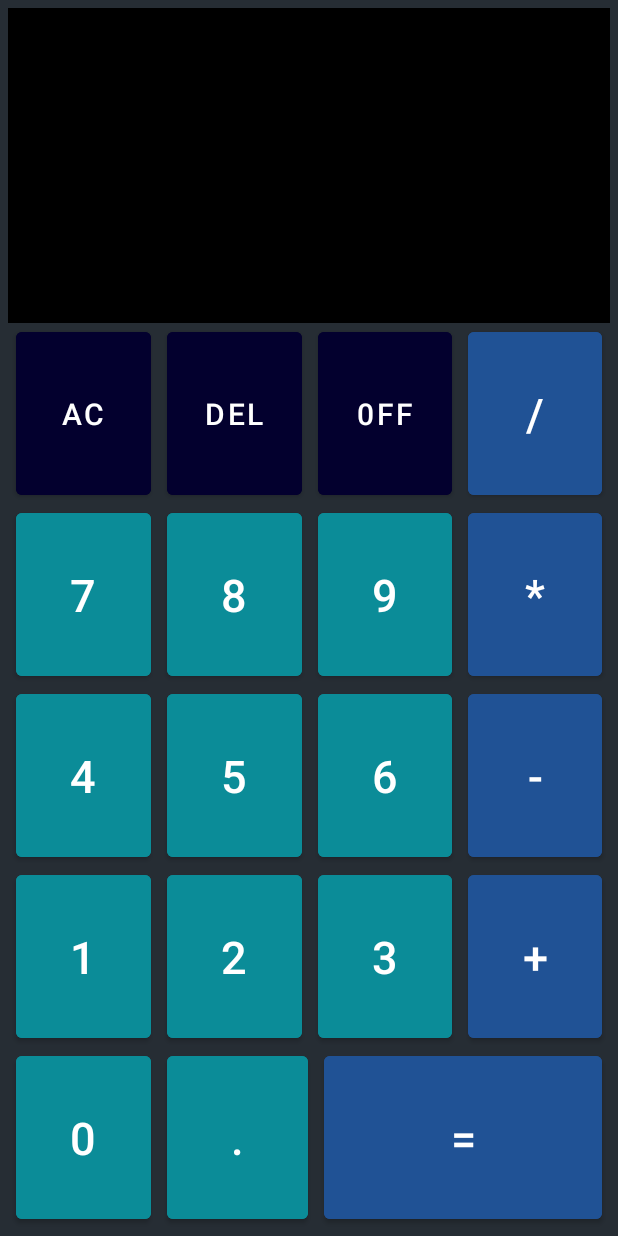
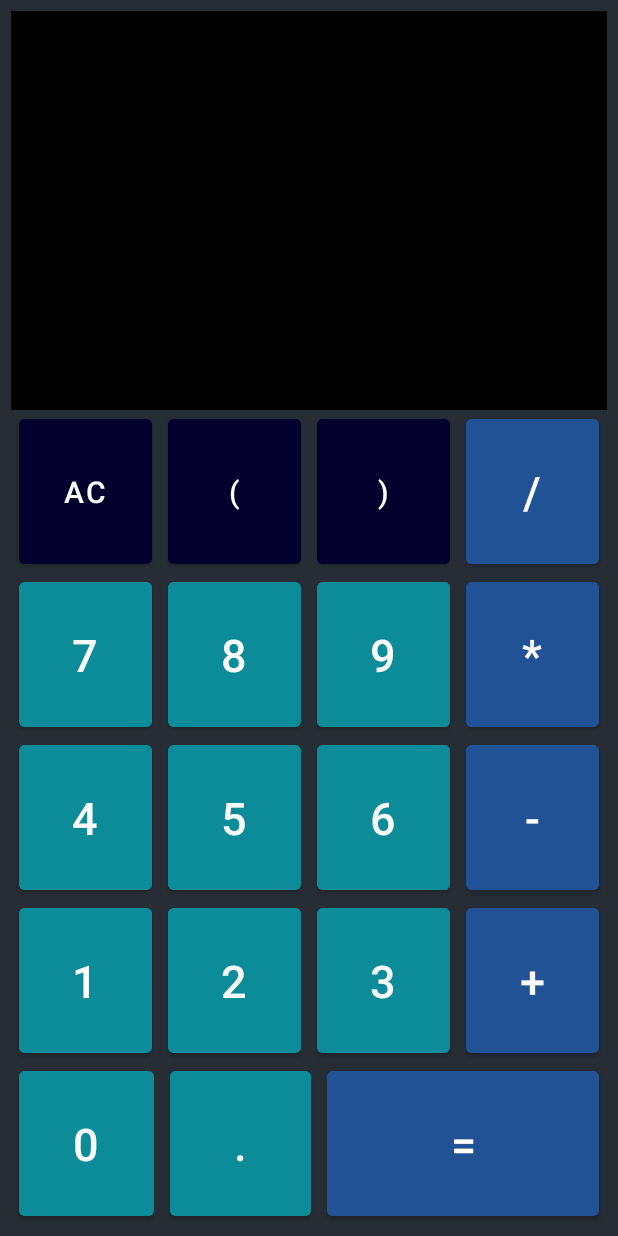
Before and after one commit to shushilgautam/Kotlin-Projects, an Android app: the screen it shows after launch (MainActivity), on a phone screen of 412 x 824 dp. Run offline under Robolectric (Android 15) with nearby library versions, the phone set to English and light mode, and no system bars.

Commit message:
number adding done

```diff
--- a/CalculatorApp/app/src/main/java/com/example/calculator/MainActivity.kt
+++ b/CalculatorApp/app/src/main/java/com/example/calculator/MainActivity.kt
@@ -1,12 +1,18 @@
 package com.example.calculator
 
 import android.os.Bundle
+import android.view.View
+import android.widget.Button
+import android.widget.TextView
 import androidx.activity.enableEdgeToEdge
 import androidx.appcompat.app.AppCompatActivity
 import androidx.core.view.ViewCompat
 import androidx.core.view.WindowInsetsCompat
+import org.mariuszgromada.math.mxparser.Expression
 
 class MainActivity : AppCompatActivity() {
+
+
     override fun onCreate(savedInstanceState: Bundle?) {
         super.onCreate(savedInstanceState)
         enableEdgeToEdge()
@@ -16,5 +22,56 @@ class MainActivity : AppCompatActivity() {
             v.setPadding(systemBars.left, systemBars.top, systemBars.right, systemBars.bottom)
             insets
         }
+        val screen=findViewById<TextView>(R.id.screen)
+        val result=findViewById<TextView>(R.id.result)
+        val btn1=findViewById<Button>(R.id.btn1)
+        val btn2=findViewById<Button>(R.id.btn2)
+        val btn3=findViewById<Button>(R.id.btn3)
+        val btn4=findViewById<Button>(R.id.btn4)
+        val btn5=findViewById<Button>(R.id.btn5)
+        val btn6=findViewById<Button>(R.id.btn6)
+        val btn7=findViewById<Button>(R.id.btn7)
+        val btn8=findViewById<Button>(R.id.btn8)
+        val btn9=findViewById<Button>(R.id.btn9)
+        val btn0=findViewById<Button>(R.id.btn0)
+        val plus=findViewById<Button>(R.id.btnPlus)
+        val minus=findViewById<Button>(R.id.btnMin)
+        val product=findViewById<Button>(R.id.btnMul)
+        val divide=findViewById<Button>(R.id.btnDiv)
+        val dot=findViewById<Button>(R.id.btnDot)
+        val openBracket=findViewById<Button>(R.id.openbracket)
+        val closeBracket=findViewById<Button>(R.id.closeBracket)
+        btn1.setOnClickListener(View.OnClickListener { addchar_to_screen(screen,btn1) })
+        btn2.setOnClickListener(View.OnClickListener { addchar_to_screen(screen,btn2) })
+        btn3.setOnClickListener(View.OnClickListener { addchar_to_screen(screen,btn3) })
+        btn4.setOnClickListener(View.OnClickListener { addchar_to_screen(screen,btn4) })
+        btn5.setOnClickListener(View.OnClickListener { addchar_to_screen(screen,btn5) })
+        btn6.setOnClickListener(View.OnClickListener { addchar_to_screen(screen,btn6) })
+        btn7.setOnClickListener(View.OnClickListener { addchar_to_screen(screen,btn7) })
+        btn8.setOnClickListener(View.OnClickListener { addchar_to_screen(screen,btn8) })
+        btn9.setOnClickListener(View.OnClickListener { addchar_to_screen(screen,btn9) })
+        btn0.setOnClickListener(View.OnClickListener { addchar_to_screen(screen,btn0) })
+//        for operators
+        plus.setOnClickListener(View.OnClickListener { addchar_to_screen(screen,plus) })
+        minus.setOnClickListener(View.OnClickListener { addchar_to_screen(screen,minus) })
+        product.setOnClickListener(View.OnClickListener { addchar_to_screen(screen,product) })
+        divide.setOnClickListener(View.OnClickListener { addchar_to_screen(screen,divide) })
+        dot.setOnClickListener(View.OnClickListener { addchar_to_screen(screen,dot) })
+        openBracket.setOnClickListener(View.OnClickListener { addchar_to_screen(screen,openBracket) })
+        closeBracket.setOnClickListener(View.OnClickListener { addchar_to_screen(screen,closeBracket) })
+//for AC
+        val clear= findViewById<Button>(R.id.btnClr)
+        clear.setOnClickListener(View.OnClickListener { screen.setText("")
+            result.setText("")})
+    //        for result
+        val equals =findViewById<Button>(R.id.btnEquals)
+        equals.setOnClickListener(View.OnClickListener {
+            val expression= screen.text
+//            val answer=
+        })
+    }
+
+    private fun addchar_to_screen(screen : TextView, btn: Button?) {
+        screen.setText(screen.text.toString() + btn?.text.toString())
     }
 }
--- a/CalculatorApp/app/src/main/res/layout/activity_main.xml
+++ b/CalculatorApp/app/src/main/res/layout/activity_main.xml
@@ -11,13 +11,23 @@
         android:layout_height="match_parent"
         android:background="#F71F272E"
         android:orientation="vertical"
-        android:padding="5dp"
-        android:weightSum="6">
+        android:padding="7dp"
+        android:weightSum="7">
+        <TextView
+            android:id="@+id/screen"
+            android:layout_width="match_parent"
+            android:layout_height="120dp"
+            android:layout_weight="1"
+            android:background="@color/black"
+            android:gravity="end"
+            android:padding="10dp"
+            android:textColor="@color/white"
+            android:textSize="35sp" />
 
         <TextView
             android:id="@+id/result"
             android:layout_width="match_parent"
-            android:layout_height="150dp"
+            android:layout_height="50dp"
             android:layout_weight="1"
             android:background="@color/black"
             android:gravity="end"
@@ -45,25 +55,25 @@
                 android:textSize="20sp" />
 
             <Button
-                android:id="@+id/btnDel"
+                android:id="@+id/openbracket"
                 android:layout_width="match_parent"
                 android:textAllCaps="true"
                 android:layout_height="match_parent"
                 android:layout_marginRight="5dp" android:layout_marginLeft="5dp"
                 android:layout_weight="1"
                 android:backgroundTint="@color/darkBlue"
-                android:text="del"
+                android:text="("
                 android:textColor="@color/white"
                 android:textSize="20sp" />
 
             <Button
-                android:id="@+id/btnOff"
+                android:id="@+id/closeBracket"
                 android:layout_width="match_parent"
                 android:layout_height="match_parent"
                 android:layout_marginRight="5dp" android:layout_marginLeft="5dp"
                 android:layout_weight="1"
                 android:backgroundTint="@color/darkBlue"
-                android:text="0ff"
+                android:text=")"
                 android:textColor="@color/white"
                 android:textAllCaps="true"
                 android:textSize="20sp" />
```
